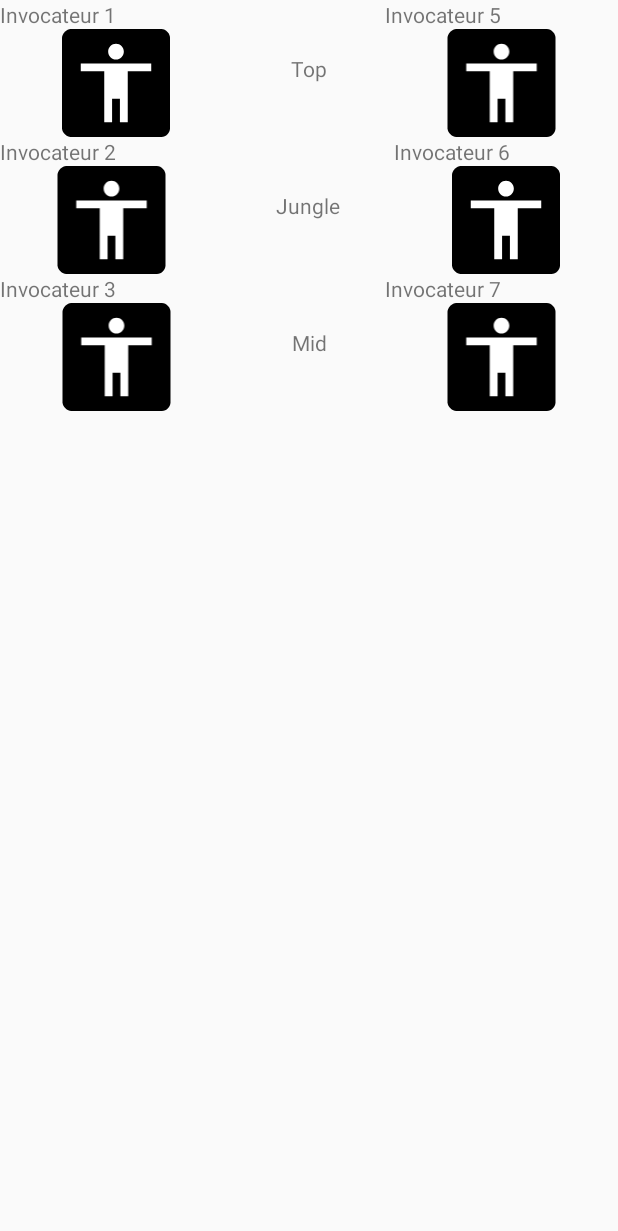
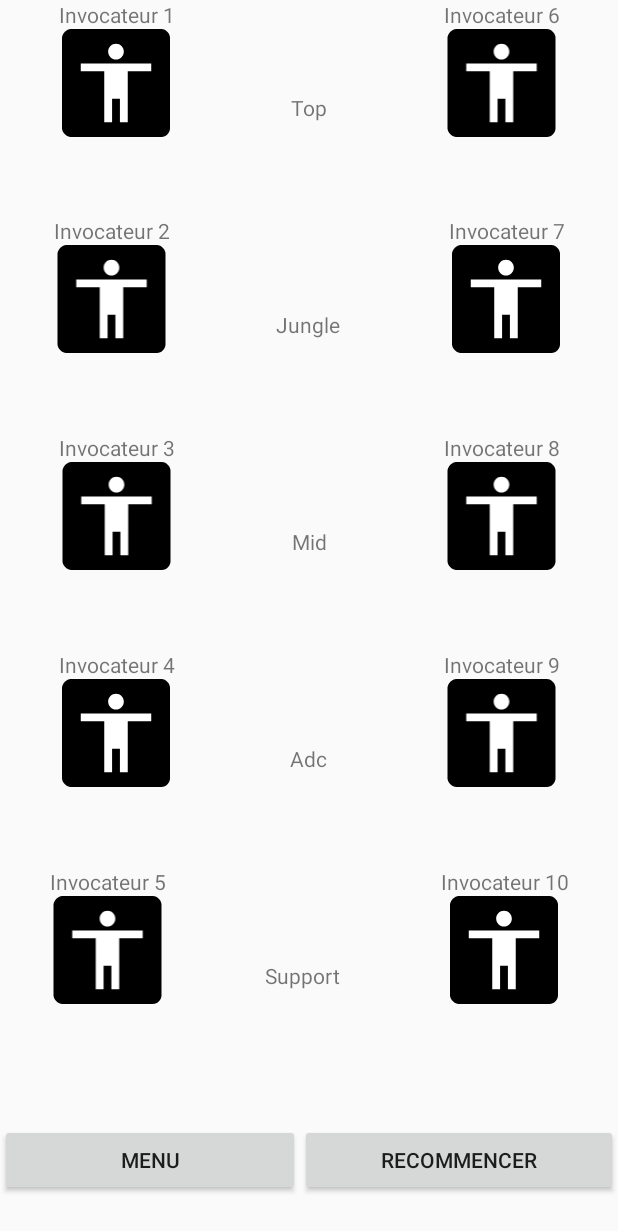
Before and after one commit to LuxemTheFez/MistZer_Randomizer, an Android app: the layout activity_result.xml on its own in the app's theme, with its tools: preview values and no code run, on a phone screen of 412 x 824 dp. Shown: the top 1231 px of the screen. Run offline under Robolectric (Android 15) with nearby library versions, the phone set to English and light mode, and no system bars.

Commit message:
fini view activity_result.xml

```diff
--- a/app/src/main/res/layout/activity_result.xml
+++ b/app/src/main/res/layout/activity_result.xml
@@ -8,6 +8,7 @@
     <LinearLayout
         android:layout_width="match_parent"
         android:layout_height="wrap_content"
+        android:layout_weight="1"
         android:orientation="horizontal">
 
         <LinearLayout
@@ -17,10 +18,12 @@
             android:orientation="vertical">
 
             <TextView
-                android:id="@+id/textView2"
-                android:layout_width="wrap_content"
+                android:id="@+id/textView_sum1"
+                android:layout_width="match_parent"
                 android:layout_height="wrap_content"
                 android:layout_weight="1"
+                android:layout_gravity="center_horizontal"
+                android:gravity="center_horizontal"
                 android:text="Invocateur 1" />
 
             <ImageView
@@ -47,10 +50,12 @@
             android:orientation="vertical">
 
             <TextView
-                android:id="@+id/textView4"
+                android:id="@+id/textView_sum6"
                 android:layout_width="match_parent"
                 android:layout_height="wrap_content"
-                android:text="Invocateur 5" />
+                android:layout_gravity="center_horizontal"
+                android:gravity="center_horizontal"
+                android:text="Invocateur 6" />
 
             <ImageView
                 android:id="@+id/imageView3"
@@ -65,6 +70,7 @@
     <LinearLayout
         android:layout_width="match_parent"
         android:layout_height="wrap_content"
+        android:layout_weight="1"
         android:orientation="horizontal">
 
         <LinearLayout
@@ -74,9 +80,11 @@
             android:orientation="vertical">
 
             <TextView
-                android:id="@+id/textView10"
-                android:layout_width="wrap_content"
+                android:id="@+id/textView_sum2"
+                android:layout_width="match_parent"
                 android:layout_height="wrap_content"
+                android:layout_gravity="center_horizontal"
+                android:gravity="center_horizontal"
                 android:text="Invocateur 2" />
 
             <ImageView
@@ -101,10 +109,12 @@
             android:orientation="vertical">
 
             <TextView
-                android:id="@+id/textView11"
+                android:id="@+id/textView_sum7"
                 android:layout_width="match_parent"
                 android:layout_height="wrap_content"
-                android:text="Invocateur 6" />
+                android:layout_gravity="center_horizontal"
+                android:gravity="center_horizontal"
+                android:text="Invocateur 7" />
 
             <ImageView
                 android:id="@+id/imageView5"
@@ -117,6 +127,7 @@
     <LinearLayout
         android:layout_width="match_parent"
         android:layout_height="wrap_content"
+        android:layout_weight="1"
         android:orientation="horizontal">
 
         <LinearLayout
@@ -126,9 +137,11 @@
             android:orientation="vertical">
 
             <TextView
-                android:id="@+id/textView12"
+                android:id="@+id/textView_sum3"
                 android:layout_width="match_parent"
                 android:layout_height="wrap_content"
+                android:layout_gravity="center_horizontal"
+                android:gravity="center_horizontal"
                 android:text="Invocateur 3" />
 
             <ImageView
@@ -153,10 +166,12 @@
             android:orientation="vertical">
 
             <TextView
-                android:id="@+id/textView13"
+                android:id="@+id/textView_sum8"
                 android:layout_width="match_parent"
                 android:layout_height="wrap_content"
-                android:text="Invocateur 7" />
+                android:layout_gravity="center_horizontal"
+                android:gravity="center_horizontal"
+                android:text="Invocateur 8" />
 
             <ImageView
                 android:id="@+id/imageView7"
@@ -168,49 +183,140 @@
 
     <LinearLayout
         android:layout_width="match_parent"
-        android:layout_height="match_parent"
+        android:layout_height="wrap_content"
+        android:layout_weight="1"
         android:orientation="horizontal">
 
         <LinearLayout
-            android:layout_width="match_parent"
+            android:layout_width="wrap_content"
             android:layout_height="match_parent"
+            android:layout_weight="1"
             android:orientation="vertical">
 
+            <TextView
+                android:id="@+id/textView_sum4"
+                android:layout_width="match_parent"
+                android:layout_height="wrap_content"
+                android:layout_gravity="center_horizontal"
+                android:gravity="center_horizontal"
+                android:text="Invocateur 4" />
+
+            <ImageView
+                android:id="@+id/imageView8"
+                android:layout_width="match_parent"
+                android:layout_height="wrap_content"
+                app:srcCompat="@mipmap/splash_art_champ_round" />
         </LinearLayout>
 
         <TextView
             android:id="@+id/textView8"
-            android:layout_width="match_parent"
-            android:layout_height="wrap_content"
-            android:text="TextView" />
+            android:layout_width="wrap_content"
+            android:layout_height="match_parent"
+            android:layout_weight="1"
+            android:gravity="center_horizontal|center_vertical"
+            android:text="@string/adc" />
 
         <LinearLayout
-            android:layout_width="match_parent"
+            android:layout_width="wrap_content"
             android:layout_height="match_parent"
-            android:orientation="vertical"></LinearLayout>
+            android:layout_weight="1"
+            android:orientation="vertical">
+
+            <TextView
+                android:id="@+id/textView_sum9"
+                android:layout_width="match_parent"
+                android:layout_height="wrap_content"
+                android:layout_gravity="center_horizontal"
+                android:gravity="center_horizontal"
+                android:text="Invocateur 9" />
+
+            <ImageView
+                android:id="@+id/imageView9"
+                android:layout_width="match_parent"
+                android:layout_height="wrap_content"
+                app:srcCompat="@mipmap/splash_art_champ_round" />
+        </LinearLayout>
     </LinearLayout>
 
     <LinearLayout
         android:layout_width="match_parent"
-        android:layout_height="match_parent"
+        android:layout_height="wrap_content"
+        android:layout_weight="1"
         android:orientation="horizontal">
 
         <LinearLayout
-            android:layout_width="match_parent"
+            android:layout_width="wrap_content"
             android:layout_height="match_parent"
+            android:layout_weight="1"
             android:orientation="vertical">
 
+            <TextView
+                android:id="@+id/textView_sum5"
+                android:layout_width="match_parent"
+                android:layout_height="wrap_content"
+                android:layout_gravity="center_horizontal"
+                android:gravity="center_horizontal"
+                android:text="Invocateur 5" />
+
+            <ImageView
+                android:id="@+id/imageView10"
+                android:layout_width="match_parent"
+                android:layout_height="wrap_content"
+                app:srcCompat="@mipmap/splash_art_champ_round" />
         </LinearLayout>
 
         <TextView
-            android:id="@+id/textView9"
-            android:layout_width="match_parent"
-            android:layout_height="wrap_content"
-            android:text="TextView" />
+            android:id="@+id/textView20"
+            android:layout_width="wrap_content"
+            android:layout_height="match_parent"
+            android:layout_weight="1"
+            android:gravity="center_horizontal|center_vertical"
+            android:text="@string/support" />
 
         <LinearLayout
-            android:layout_width="match_parent"
+            android:layout_width="wrap_content"
             android:layout_height="match_parent"
-            android:orientation="vertical"></LinearLayout>
+            android:layout_weight="1"
+            android:orientation="vertical">
+
+            <TextView
+                android:id="@+id/textView_sum10"
+                android:layout_width="match_parent"
+                android:layout_height="wrap_content"
+                android:layout_gravity="center_horizontal"
+                android:gravity="center_horizontal"
+                android:text="Invocateur 10" />
+
+            <ImageView
+                android:id="@+id/imageView11"
+                android:layout_width="match_parent"
+                android:layout_height="wrap_content"
+                app:srcCompat="@mipmap/splash_art_champ_round" />
+        </LinearLayout>
     </LinearLayout>
+
+    <LinearLayout
+        android:layout_width="match_parent"
+        android:layout_height="wrap_content"
+        android:layout_weight="1"
+        android:orientation="horizontal">
+
+        <Button
+            android:id="@+id/button_menu"
+            android:layout_width="wrap_content"
+            android:layout_height="wrap_content"
+            android:layout_gravity="center_horizontal|center_vertical"
+            android:layout_weight="1"
+            android:gravity="center_horizontal|center_vertical"
+            android:text="@string/menu" />
+
+        <Button
+            android:id="@+id/button_restart"
+            android:layout_width="wrap_content"
+            android:layout_height="wrap_content"
+            android:layout_gravity="center_horizontal|center_vertical"
+            android:layout_weight="0.75"
+            android:text="@string/restart" />
+    </LinearLayout>
+
 </LinearLayout>
--- a/app/src/main/res/values/strings.xml
+++ b/app/src/main/res/values/strings.xml
@@ -24,5 +24,7 @@
     <string name="mid">Mid</string>
     <string name="adc">Adc</string>
     <string name="support">Support</string>
+    <string name="restart">Recommencer</string>
+    <string name="menu">Menu</string>
 
 </resources>
```
